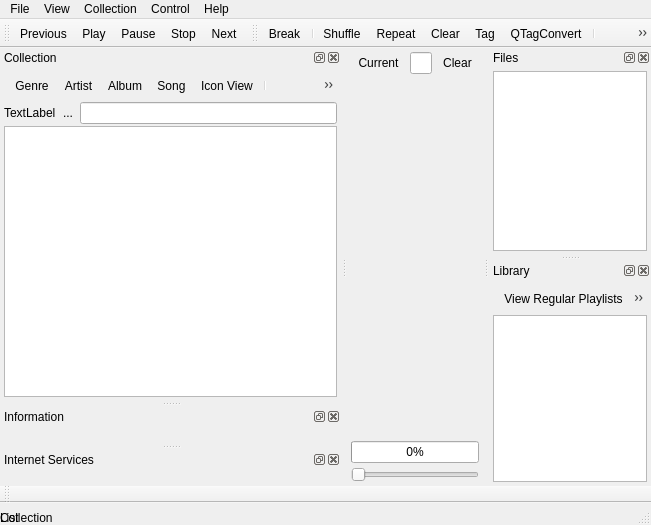
The window that src/cuberok.ui (DrMoriarty/cuberok) describes before a commit, drawn with Qt 5.
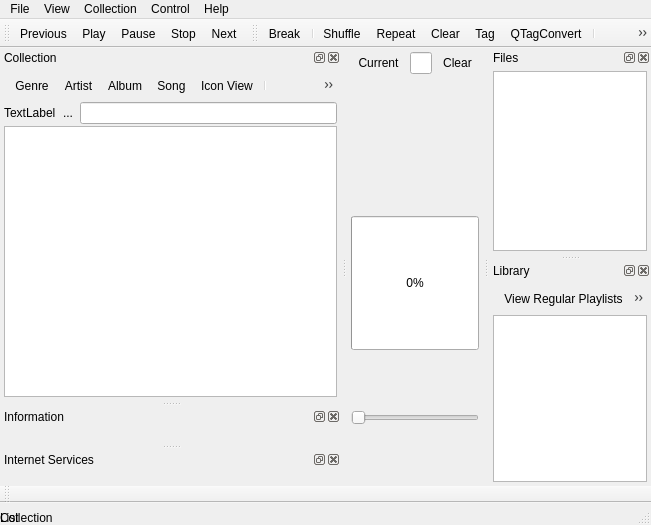
The same window after the commit. Icons and pictures are not drawn. Custom widgets are drawn as their Qt base class.

```diff
--- a/src/cuberok.ui
+++ b/src/cuberok.ui
@@ -135,11 +135,17 @@
     <item>
      <widget class="ProgressBar" name="progressBar">
       <property name="sizePolicy">
-       <sizepolicy hsizetype="Expanding" vsizetype="Fixed">
+       <sizepolicy hsizetype="Expanding" vsizetype="Expanding">
         <horstretch>0</horstretch>
         <verstretch>0</verstretch>
        </sizepolicy>
       </property>
+      <property name="minimumSize">
+       <size>
+        <width>16</width>
+        <height>16</height>
+       </size>
+      </property>
       <property name="maximum">
        <number>1000</number>
       </property>
@@ -154,11 +160,23 @@
     <item>
      <widget class="QSlider" name="volumeSlider">
       <property name="sizePolicy">
-       <sizepolicy hsizetype="Preferred" vsizetype="Fixed">
+       <sizepolicy hsizetype="Preferred" vsizetype="Expanding">
         <horstretch>0</horstretch>
         <verstretch>0</verstretch>
        </sizepolicy>
       </property>
+      <property name="minimumSize">
+       <size>
+        <width>16</width>
+        <height>16</height>
+       </size>
+      </property>
+      <property name="maximumSize">
+       <size>
+        <width>128</width>
+        <height>128</height>
+       </size>
+      </property>
       <property name="maximum">
        <number>200</number>
       </property>
```
